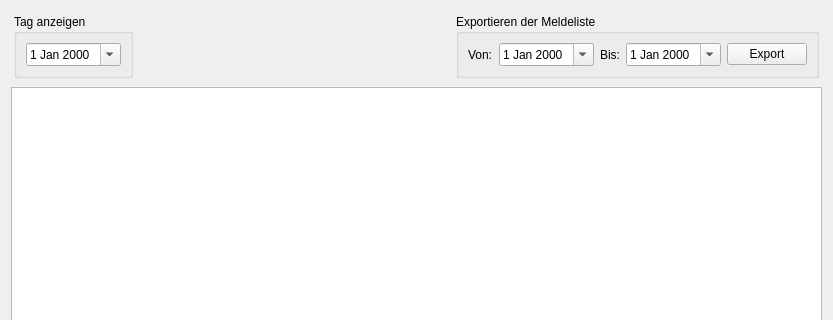
The window that ebp_client/meldeliste.ui (Robotregent/EBP) describes before a commit, drawn with Qt 5; both pictures show x 0 to 833 and y 0 to 320 of the 833 by 556 pixel window.
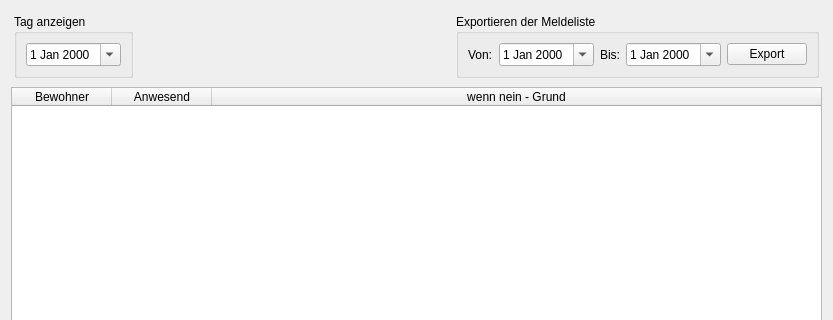
The same window after the commit.

Commit message: meldeliste ohne export

Diff of the .ui file:
```diff
--- a/ebp_client/meldeliste.ui
+++ b/ebp_client/meldeliste.ui
@@ -106,13 +106,34 @@
     </widget>
    </item>
    <item>
-    <widget class="QTableView" name="tableView">
+    <widget class="QTableWidget" name="tableWidget">
+     <property name="autoFillBackground">
+      <bool>false</bool>
+     </property>
      <property name="frameShape">
       <enum>QFrame::StyledPanel</enum>
      </property>
      <property name="lineWidth">
       <number>1</number>
      </property>
+     <attribute name="horizontalHeaderStretchLastSection">
+      <bool>true</bool>
+     </attribute>
+     <column>
+      <property name="text">
+       <string>Bewohner</string>
+      </property>
+     </column>
+     <column>
+      <property name="text">
+       <string>Anwesend</string>
+      </property>
+     </column>
+     <column>
+      <property name="text">
+       <string>wenn nein - Grund</string>
+      </property>
+     </column>
     </widget>
    </item>
   </layout>
```
The commit also changes 5 other files.
